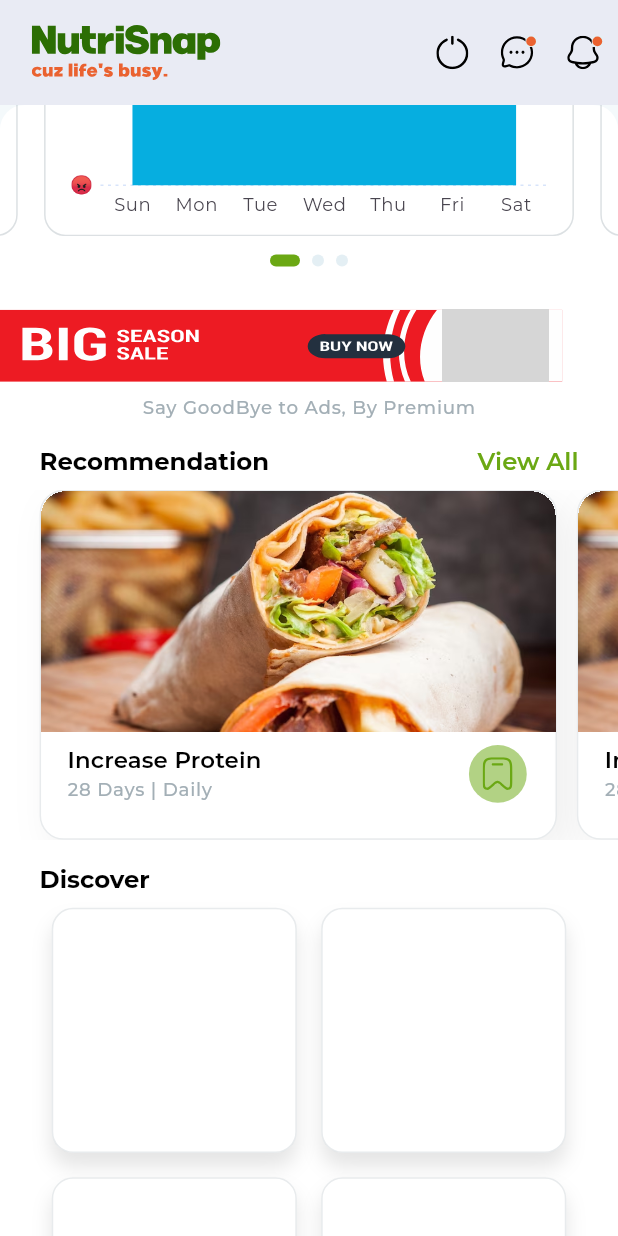
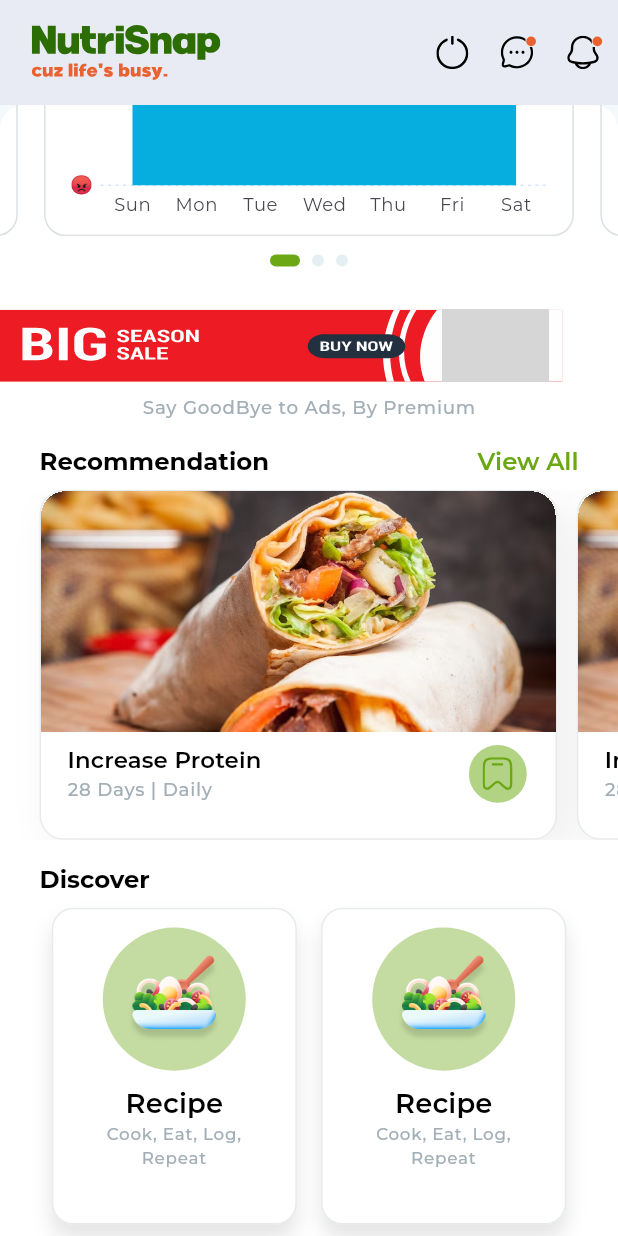
Before and after one commit to sudoahmed/m_ahmad_task, a Flutter app: the screen it shows after launch, scrolled down 576 dp, on a phone screen of 412 x 824 dp. Run offline on Flutter 3.47's test engine with Material 3 defaults, Android fonts, the phone set to English and light mode, and no system bars; drawn by our look-alikes of carousel_slider; our stand-ins replace flutter_screenutil, flutter_svg, get, syncfusion_flutter_charts; project files that could hold a hidden picture were left out; grey boxes are pictures that could not be loaded.

Commit message:
Add new image assets and update HomeView layout with recipe section

```diff
--- a/lib/app/core/constants/app_assets.dart
+++ b/lib/app/core/constants/app_assets.dart
@@ -2,6 +2,10 @@ class AppImages {
   static String nutriLogo = "assets/images/nutri-logo.png";
   static String burrito = "assets/images/burrito.png";
   static String appleCartoon = "assets/images/appleCartoon.gif";
+  static String recipe = "assets/images/recipe.png";
+  static String blog = "assets/images/blog.png";
+  static String favorite = "assets/images/favorite.png";
+  static String nutritionist = "assets/images/nutritionist.png";
 }
 
 class AppIcons {
--- a/lib/app/modules/home/views/home_view.dart
+++ b/lib/app/modules/home/views/home_view.dart
@@ -380,7 +380,7 @@ class HomeView extends GetView<HomeController> {
                         final isActive =
                             controller.currentCarouselIndex.value == index;
                         return AnimatedContainer(
-                          duration: Duration(milliseconds: 300),
+                          duration: const Duration(milliseconds: 300),
                           curve: Curves.easeInSine,
                           margin: const EdgeInsets.symmetric(horizontal: 4),
                           width: isActive ? 20 : 8,
@@ -469,14 +469,13 @@ class HomeView extends GetView<HomeController> {
                             physics: const NeverScrollableScrollPhysics(),
                             shrinkWrap: true,
                             gridDelegate:
-                                SliverGridDelegateWithFixedCrossAxisCount(
-                                    crossAxisCount: 2),
+                                const SliverGridDelegateWithFixedCrossAxisCount(
+                                    childAspectRatio: 0.79, crossAxisCount: 2),
                             itemBuilder: (context, index) {
                               return Container(
                                 padding: EdgeInsetsGeometry.all(12.sp),
                                 margin: EdgeInsets.all(8.sp),
                                 width: 160.w,
-                                height: 185.h,
                                 decoration: BoxDecoration(
                                     color: AppColors.white,
                                     borderRadius: BorderRadius.circular(14.r),
@@ -491,8 +490,38 @@ class HomeView extends GetView<HomeController> {
                                       color:
                                           AppColors.hitGray.withOpacity(0.25),
                                     )),
+                                child: Column(
+                                  children: [
+                                    Container(
+                                      padding: EdgeInsets.all(15.sp),
+                                      width: 94.w,
+                                      height: 94.h,
+                                      decoration: BoxDecoration(
+                                        shape: BoxShape.circle,
+                                        color:
+                                            AppColors.christi.withOpacity(0.4),
+                                      ),
+                                      child: Image.asset(AppImages.recipe),
+                                    ),
+                                    VerticalSpacing(8.h),
+                                    Text(
+                                      'Recipe',
+                                      style: textTheme.titleSmall!.copyWith(
+                                          fontSize: 18.sp,
+                                          fontWeight: FontWeight.w600),
+                                    ),
+                                    Text(
+                                      textAlign: TextAlign.center,
+                                      'Cook, Eat, Log, Repeat',
+                                      style: textTheme.labelSmall!.copyWith(
+                                          fontSize: 11.sp,
+                                          color: AppColors.hitGray),
+                                    )
+                                  ],
+                                ),
                               );
-                            })
+                            }),
+                        VerticalSpacing(32.h),
                       ],
                     ),
                   ),
```
Also changed, not shown: assets/images/blog.png (added), assets/images/favorite.png (added), assets/images/nutritionist.png (added), assets/images/recipe.png (added).
